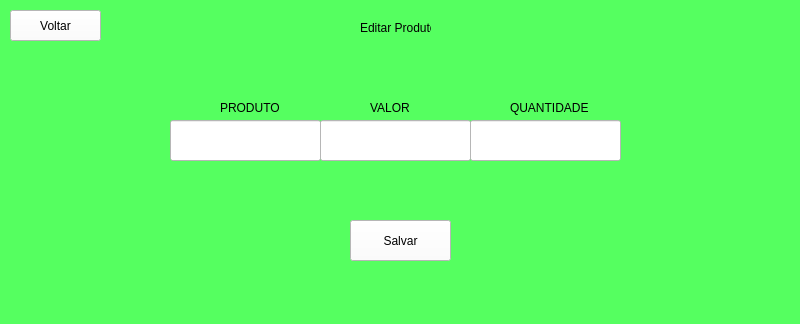
This is editar_produto.ui in gustavoestevesr/plantinhas-da-marcia as Qt 5 draws it before an edit. The edited form follows.
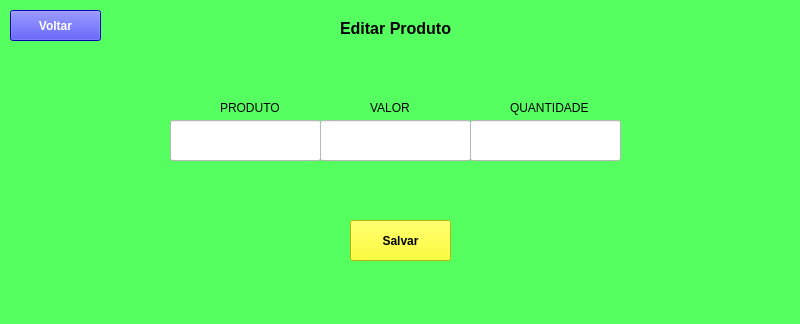
This is the edited form.

Patch:
```diff
--- a/editar_produto.ui
+++ b/editar_produto.ui
@@ -20,12 +20,19 @@
    <widget class="QLabel" name="label">
     <property name="geometry">
      <rect>
-      <x>360</x>
+      <x>340</x>
       <y>20</y>
-      <width>71</width>
+      <width>161</width>
       <height>16</height>
      </rect>
     </property>
+    <property name="font">
+     <font>
+      <pointsize>12</pointsize>
+      <weight>75</weight>
+      <bold>true</bold>
+     </font>
+    </property>
     <property name="text">
      <string>Editar Produto</string>
     </property>
@@ -65,8 +72,14 @@
       <height>41</height>
      </rect>
     </property>
+    <property name="font">
+     <font>
+      <weight>75</weight>
+      <bold>true</bold>
+     </font>
+    </property>
     <property name="styleSheet">
-     <string notr="true">background-color: rgb(255, 255, 255);</string>
+     <string notr="true">background-color: rgb(255, 255, 0);</string>
     </property>
     <property name="text">
      <string>Salvar</string>
@@ -133,8 +146,15 @@
       <height>31</height>
      </rect>
     </property>
+    <property name="font">
+     <font>
+      <weight>75</weight>
+      <bold>true</bold>
+     </font>
+    </property>
     <property name="styleSheet">
-     <string notr="true">background-color: rgb(255, 255, 255);</string>
+     <string notr="true">background-color: rgb(0, 0, 255);
+color: rgb(255, 255, 255);</string>
     </property>
     <property name="text">
      <string>Voltar</string>
```
